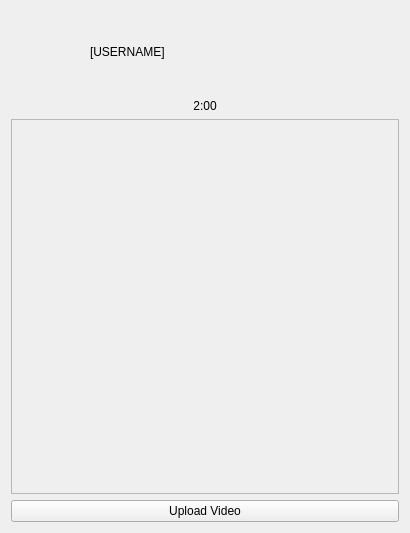
sc22be/UI_COURSEWORK_FORK, file VideoPlayer/homepage.ui: the form before one commit.
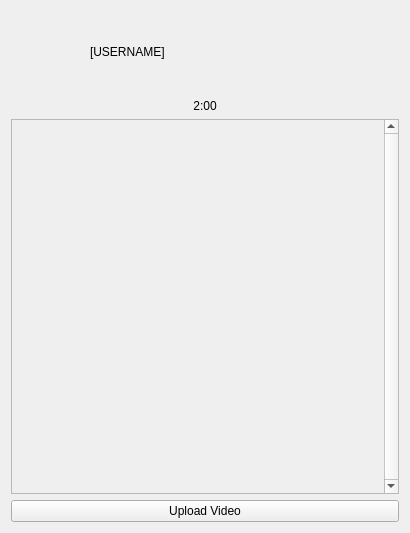
The form after the commit. Icons and pictures are not drawn.

What changed in the file:
```diff
--- a/VideoPlayer/homepage.ui
+++ b/VideoPlayer/homepage.ui
@@ -62,6 +62,12 @@
    </item>
    <item>
     <widget class="QScrollArea" name="scrollArea">
+     <property name="verticalScrollBarPolicy">
+      <enum>Qt::ScrollBarAlwaysOn</enum>
+     </property>
+     <property name="horizontalScrollBarPolicy">
+      <enum>Qt::ScrollBarAsNeeded</enum>
+     </property>
      <property name="widgetResizable">
       <bool>true</bool>
      </property>
```
